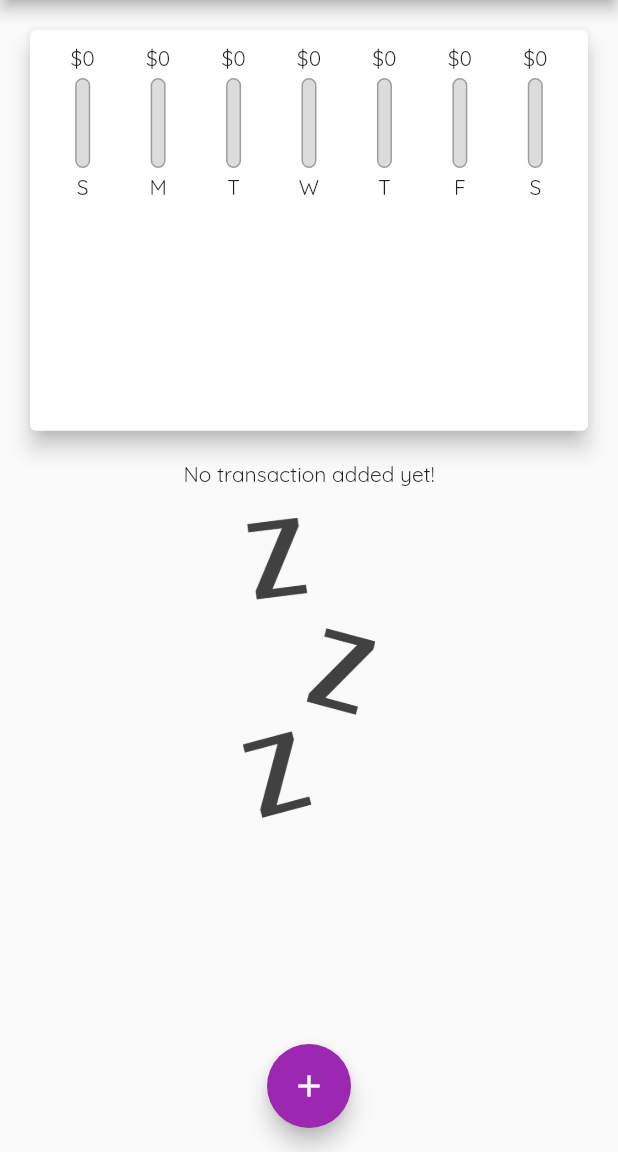
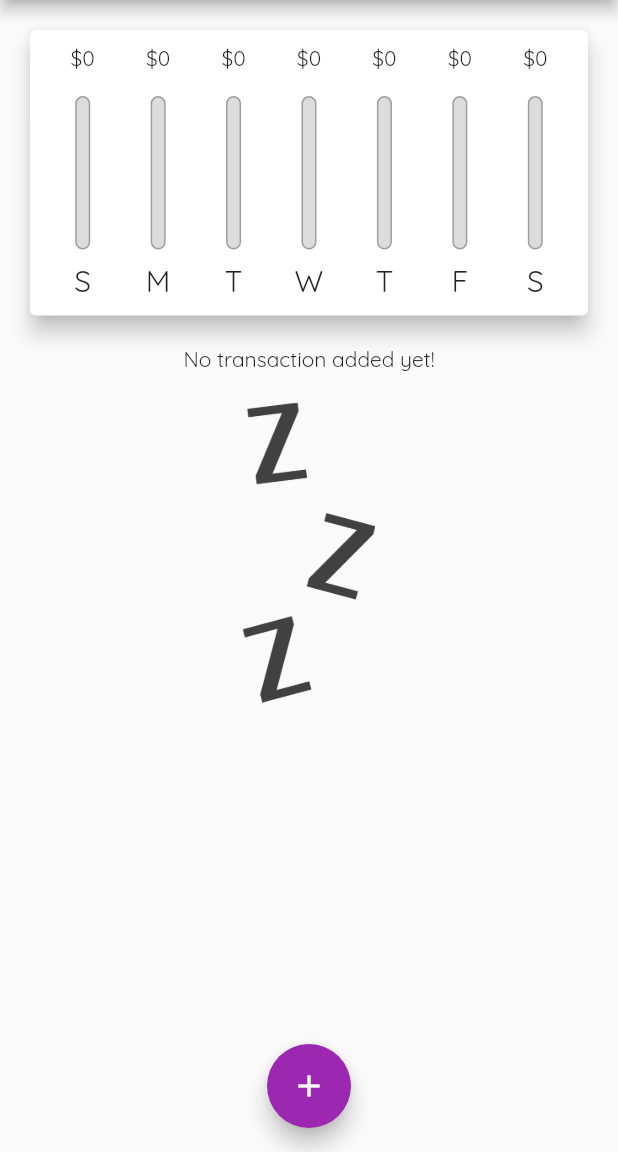
Before and after one commit to Hazrulidham28/money_tracker, a Flutter app: the screen it shows after launch, on a phone screen of 412 x 824 dp, the part 84-1236 px from its top. Run offline on Flutter 3.47's test engine with Material 2 defaults, Android fonts, the phone set to English and light mode, and no system bars.

Commit message:
use Layout Builder

```diff
--- a/lib/main.dart
+++ b/lib/main.dart
@@ -128,14 +128,14 @@ class _MyHomePageState extends State<MyHomePage> {
               height: (MediaQuery.of(context).size.height -
                       appBar.preferredSize.height -
                       MediaQuery.of(context).padding.top) *
-                  0.4,
+                  0.3,
               child: Chart(_recentTransactions),
             ),
             Container(
                 height: (MediaQuery.of(context).size.height -
                         appBar.preferredSize.height -
                         MediaQuery.of(context).padding.top) *
-                    0.6,
+                    0.7,
                 child: TransactionList(_userTransactions, _deleteTransactions)),
           ],
         ),
--- a/lib/widgets/chart_bar.dart
+++ b/lib/widgets/chart_bar.dart
@@ -10,16 +10,22 @@ class ChartBar extends StatelessWidget {
 
   @override
   Widget build(BuildContext context) {
+    //constraint is how widget render on screen
+    return LayoutBuilder(
+      builder: ((context, constraints) {
         return Column(
           children: [
-        Text(
+            Container(
+              height: constraints.maxHeight * 0.15,
+              child: Text(
                 '\$${spendingAmount.toStringAsFixed(0)}',
               ),
-        const SizedBox(
-          height: 4,
+            ),
+            SizedBox(
+              height: constraints.maxHeight * 0.05,
             ),
             Container(
-          height: 60,
+              height: constraints.maxHeight * 0.6,
               width: 10,
               child: Stack(
                 children: [
@@ -46,10 +52,15 @@ class ChartBar extends StatelessWidget {
               ),
             ),
             SizedBox(
-          height: 4,
+              height: constraints.maxHeight * 0.05,
             ),
-        Text(label),
+            Container(
+              height: constraints.maxHeight * 0.15,
+              child: FittedBox(child: Text(label)),
+            ),
           ],
+        );
+      }),
     );
   }
 }
```
Lines whose indentation alone changed are shown as unchanged.
